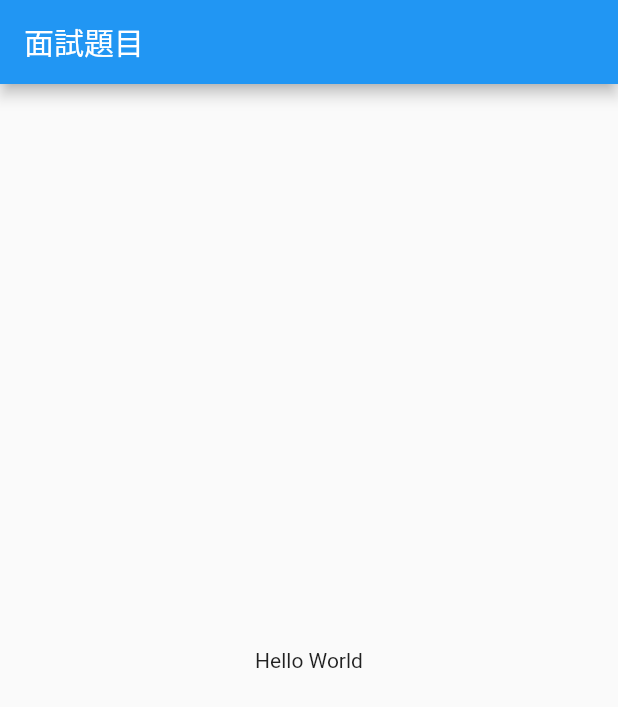
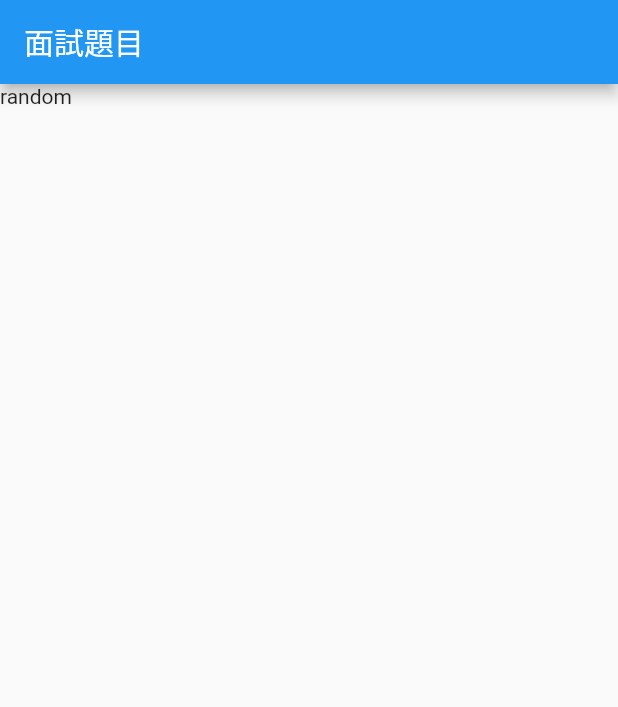
Before and after one commit to yuhueilee/item_list, a Flutter app: the screen it shows after launch, on a phone screen of 412 x 824 dp. Shown: the top 707 px of the screen. Run offline on Flutter 3.47's test engine with Material 2 defaults, Android fonts, the phone set to English and light mode, and no system bars.

Commit message:
Create Item stateful widget and import in Main

```diff
--- /dev/null
+++ b/lib/item.dart
@@ -0,0 +1,15 @@
+import 'package:flutter/material.dart';
+
+class Item extends StatefulWidget {
+  const Item({Key? key}) : super(key: key);
+
+  @override
+  State<Item> createState() => _ItemState();
+}
+
+class _ItemState extends State<Item> {
+  @override
+  Widget build(BuildContext context) {
+    return const Text('random');
+  }
+}
--- a/lib/main.dart
+++ b/lib/main.dart
@@ -1,4 +1,5 @@
 import 'package:flutter/material.dart';
+import 'package:item_list/item.dart';
 
 void main() {
   runApp(const MyApp());
@@ -16,9 +17,7 @@ class MyApp extends StatelessWidget {
           centerTitle: false,
           title: const Text('面試題目'),
         ),
-        body: const Center(
-          child: Text('Hello World'),
-        ),
+        body: Item(),
       ),
     );
   }
```
